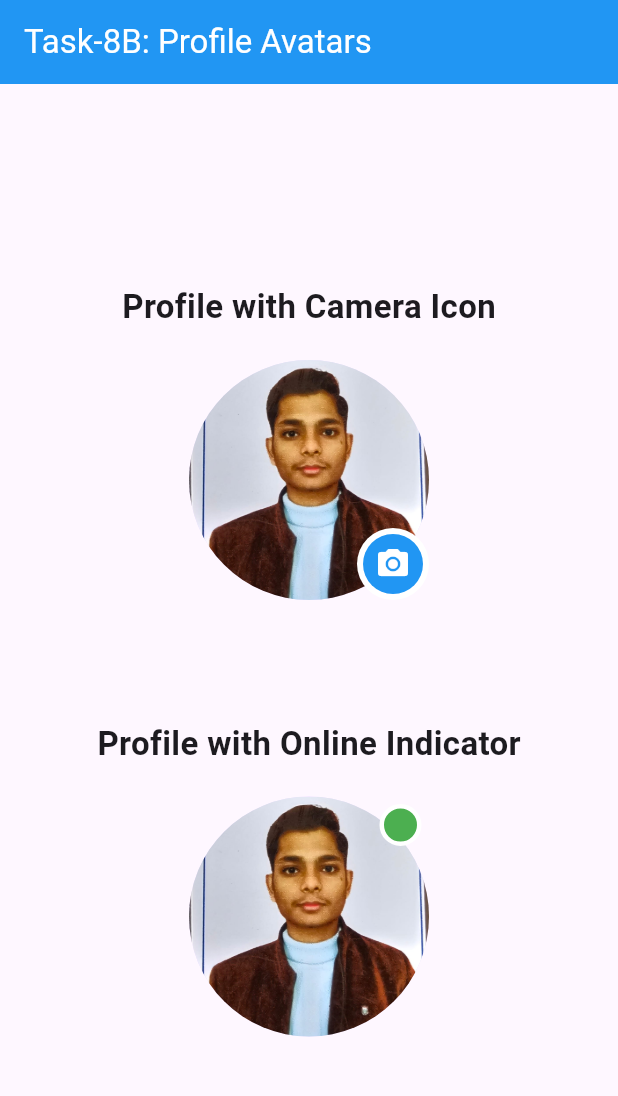
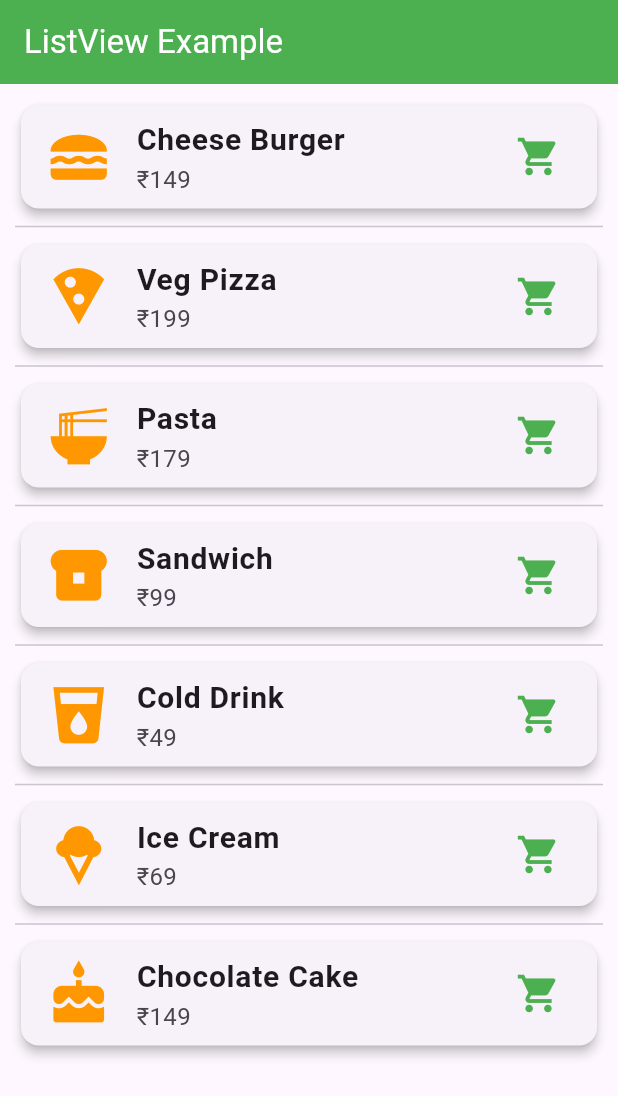
Before and after one commit to love80295/flutter_projects, a Flutter app: the screen it shows after launch, on a phone screen of 412 x 824 dp. Shown: the top 1096 px of the screen. Run offline on Flutter 3.47's test engine with Material 3 defaults, Android fonts, the phone set to English and light mode, and no system bars.

Commit message:
Added Task 10

```diff
--- /dev/null
+++ b/new_app_1/lib/Tasks/task10.dart
@@ -0,0 +1,118 @@
+import 'package:flutter/material.dart';
+
+class Task10 extends StatelessWidget {
+  const Task10({super.key});
+  @override
+  Widget build(BuildContext context) {
+    return MaterialApp(
+      debugShowCheckedModeBanner: false,
+      home: const FoodScreen(),
+    );
+  }
+}
+class FoodScreen extends StatelessWidget {
+  const FoodScreen({super.key});
+  @override
+  Widget build(BuildContext context) {
+    return Scaffold(
+      appBar: AppBar(
+        title: const Text(
+          "ListView Example",
+          style: TextStyle(color: Colors.white),
+        ),
+        backgroundColor: Colors.green,
+      ),
+      body: ListView(
+        padding: const EdgeInsets.all(10),
+        children: const [
+          FoodCard(
+            icon: Icons.lunch_dining,
+            name: "Cheese Burger",
+            price: "₹149",
+          ),
+          Divider(),
+          FoodCard(
+            icon: Icons.local_pizza,
+            name: "Veg Pizza",
+            price: "₹199",
+          ),
+          Divider(),
+          FoodCard(
+            icon: Icons.ramen_dining,
+            name: "Pasta",
+            price: "₹179",
+          ),
+          Divider(),
+          FoodCard(
+            icon: Icons.breakfast_dining,
+            name: "Sandwich",
+            price: "₹99",
+          ),
+          Divider(),
+          FoodCard(
+            icon: Icons.local_drink,
+            name: "Cold Drink",
+            price: "₹49",
+          ),
+          Divider(),
+          FoodCard(
+            icon: Icons.icecream,
+            name: "Ice Cream",
+            price: "₹69",
+          ),
+          Divider(),
+          FoodCard(
+            icon: Icons.cake,
+            name: "Chocolate Cake",
+            price: "₹149",
+          ),
+        ],
+      ),
+    );
+  }
+}
+class FoodCard extends StatelessWidget {
+  final IconData icon;
+  final String name;
+  final String price;
+
+  const FoodCard({
+    super.key,
+    required this.icon,
+    required this.name,
+    required this.price,
+  });
+
+  @override
+  Widget build(BuildContext context) {
+    return Card(
+      elevation: 3,
+      child: ListTile(
+        leading: Icon(
+          icon,
+          size: 45,
+          color: Colors.orange,
+        ),
+
+        title: Text(
+          name,
+          style: TextStyle(
+            fontSize: 20,
+            fontWeight: FontWeight.bold,
+          ),
+        ),
+
+        subtitle: Text(
+          price,
+          style: TextStyle(fontSize: 16),
+        ),
+
+        trailing: Icon(
+          Icons.shopping_cart,
+          color: Colors.green,
+          size: 30,
+        ),
+      ),
+    );
+  }
+}
--- a/new_app_1/lib/main.dart
+++ b/new_app_1/lib/main.dart
@@ -1,6 +1,6 @@
 import 'package:flutter/material.dart';
-import 'Tasks/task9.dart';
+import 'Tasks/task10.dart';
 
 void main() {
-  runApp(const Task9());
+  runApp(const Task10());
 }
```
